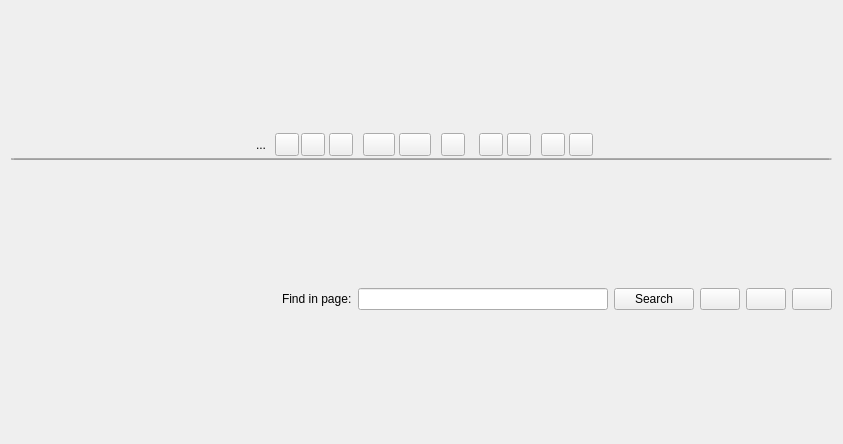
Old version of the form galacteek/ui/forms/browsertab.ui in the repository pinnaculum/galacteek.
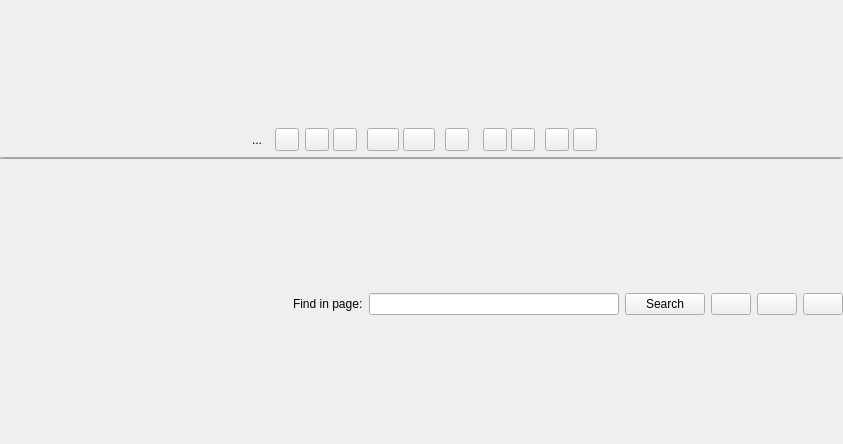
New version of the form. Icons and pictures are not drawn.

The edit to the form file:
```diff
--- a/galacteek/ui/forms/browsertab.ui
+++ b/galacteek/ui/forms/browsertab.ui
@@ -17,10 +17,25 @@
    <string notr="true"/>
   </property>
   <layout class="QVBoxLayout" name="verticalLayout_18">
+   <property name="spacing">
+    <number>6</number>
+   </property>
+   <property name="leftMargin">
+    <number>0</number>
+   </property>
+   <property name="topMargin">
+    <number>0</number>
+   </property>
+   <property name="rightMargin">
+    <number>0</number>
+   </property>
+   <property name="bottomMargin">
+    <number>0</number>
+   </property>
    <item>
     <layout class="QVBoxLayout" name="verticalLayout_17">
      <property name="spacing">
-      <number>2</number>
+      <number>6</number>
      </property>
      <property name="bottomMargin">
       <number>0</number>
```
Left out of the diff: 6 changed lines with no effect on the pictures.
